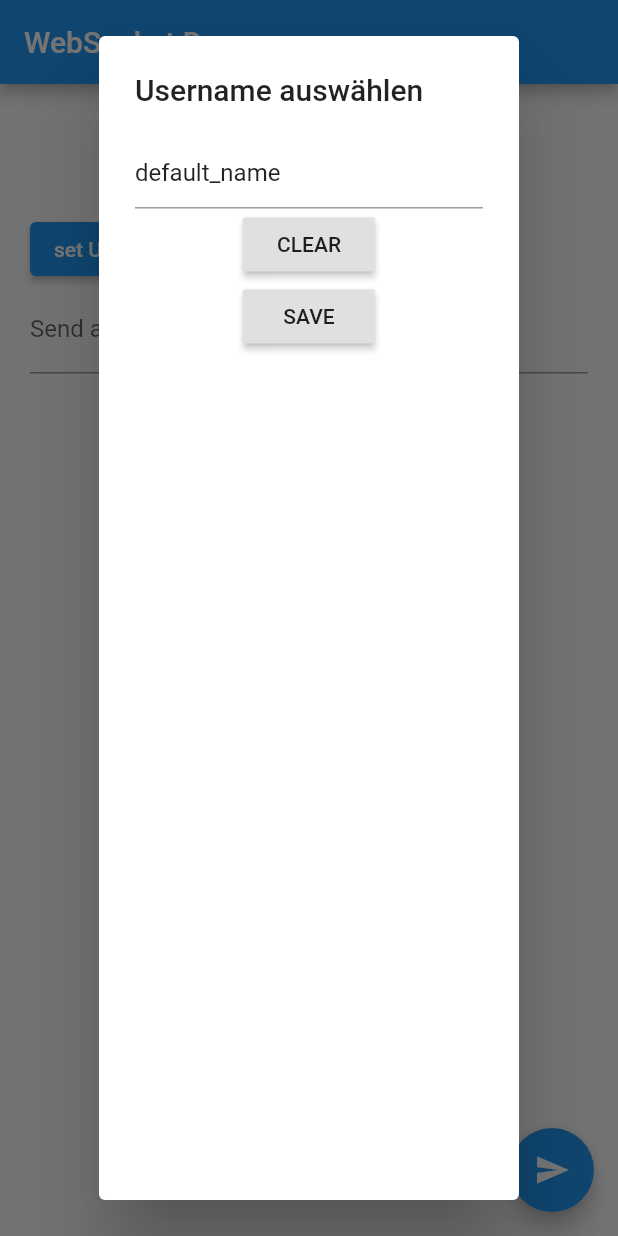
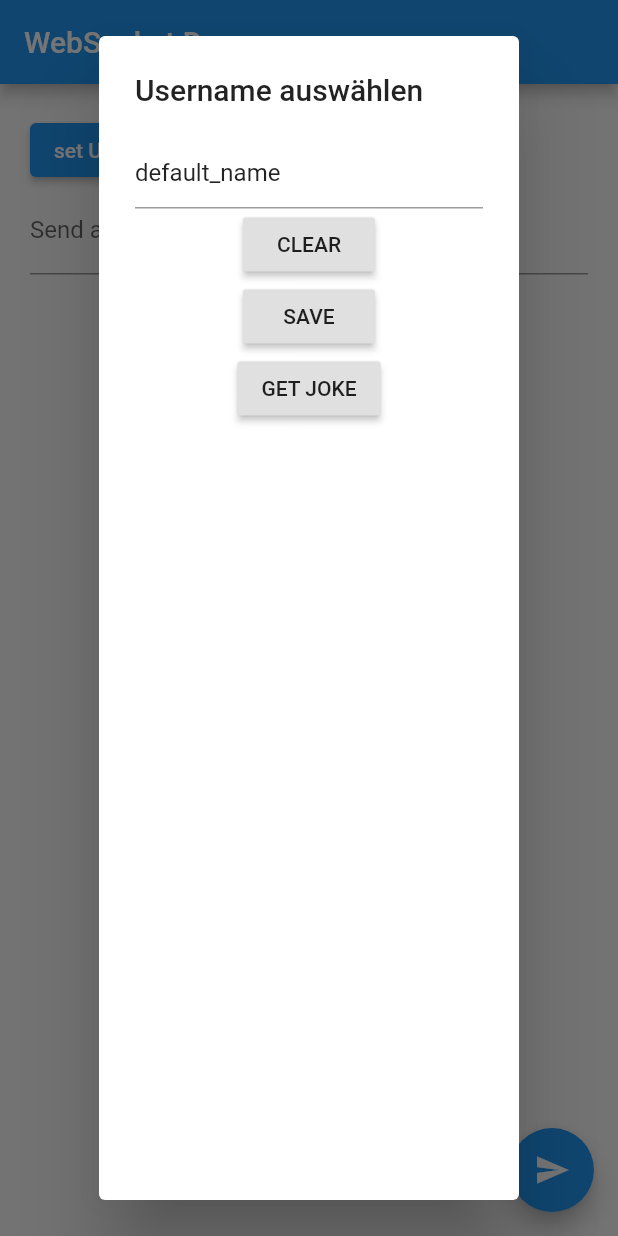
Before and after one commit to Victor-ABC/web_socket_chat_app, a Flutter app: the screen it shows after launch, after a tap on "set Username", on a phone screen of 412 x 824 dp. Run offline on Flutter 3.47's test engine with Material 2 defaults, Android fonts, the phone set to English and light mode, and no system bars; network calls fail.

Commit message:
ORM json string to object

```diff
--- a/lib/main.dart
+++ b/lib/main.dart
@@ -1,8 +1,13 @@
+import 'dart:convert';
+
 import 'package:flutter/material.dart';
+import 'package:flutter/services.dart';
 import 'package:http/http.dart' as http;
 import 'package:web_socket_channel/web_socket_channel.dart';
+import 'package:web_sockets/joke.dart';
 
 import 'message.dart';
+
 void main() => runApp(const MyApp());
 
 class MyApp extends StatelessWidget {
@@ -33,7 +38,6 @@ class MyHomePage extends StatefulWidget {
 }
 
 class _MyHomePageState extends State<MyHomePage> {
-  String joke = "";
   String author = "";
   TextEditingController _authorcontroller =
   new TextEditingController(text: "default_name");
@@ -59,7 +63,6 @@ class _MyHomePageState extends State<MyHomePage> {
         child: Column(
           crossAxisAlignment: CrossAxisAlignment.start,
           children: [
-            renderJoke(),
             renderSetUsernameButton(),
             Form(
               child: TextFormField(
@@ -131,6 +134,13 @@ class _MyHomePageState extends State<MyHomePage> {
                           },
                           child: new Text('SAVE'),
                         ),
+                        new RaisedButton(
+                          onPressed: () async {
+                            String joke = await getJoke();
+                            _authorcontroller.text = joke;
+                          },
+                          child: new Text('GET JOKE'),
+                        )
                       ],
                     ),
                   ));
@@ -138,23 +148,15 @@ class _MyHomePageState extends State<MyHomePage> {
         child: Text("set Username"));
   }
 
-  Widget renderJoke() {
-    return DefaultTextStyle(
-      style: Theme.of(context).textTheme.headline2!,
-      textAlign: TextAlign.center,
-      child: FutureBuilder<String>(
-        future: _getJoke(), // a previously-obtained Future<String> or null
-        builder: (BuildContext context, AsyncSnapshot<String> snapshot) {
-          return Text(this.joke);
-        },
-      ),
-    );
-  }
-
-  Future<String> _getJoke() async {
+  Future<String> getJoke() async {
     var response =
-        await http.get(Uri.https('jsonplaceholder.typicode.com', '/users'));
-    this.joke = response.body;
-    return response.body;
+        await http.get(Uri.https('api.chucknorris.io', '/jokes/random'));
+    print("1");
+    final body = json.decode(response.body);
+    print("X.value: " + body.toString());
+    print("2");
+    Joke joke = Joke.fromJson(body);
+    print("3");
+    return joke.value;
   }
 }
```
Lines whose indentation alone changed are shown as unchanged.
